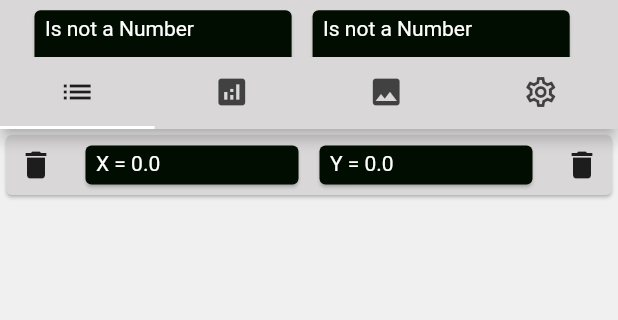
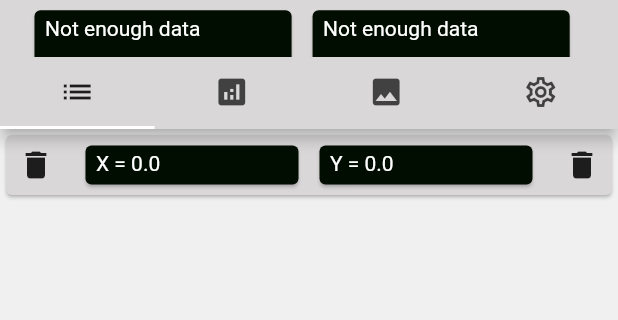
Before and after one commit to petroAntoshkin/least_squares_calculator, a Flutter app: the screen it shows after launch, after a tap on the "calculate" icon, on a phone screen of 412 x 824 dp, the part 27-347 px from its top. Run offline on Flutter 3.47's test engine with Material 2 defaults, Android fonts, the phone set to English and light mode, and no system bars; our stand-ins replace validators; missing offline and left inert: material_dialogs, wc_flutter_share.

Commit message:
add add_data_error popups

```diff
--- a/lib/elements/drop_down_list.dart
+++ b/lib/elements/drop_down_list.dart
@@ -58,14 +58,6 @@ class _DropDownListState extends State<DropDownList> {
     listItems.forEach((key, value) {
       items.add(DropdownMenuItem(
         child: value.widget,
-        // child: Text(
-        //   value,
-        //   style: TextStyle(
-        //     color: _themeData != null
-        //         ? _themeData.primaryTextTheme.bodyText1.color
-        //         : Colors.white54,
-        //   ),
-        // ),
         value: key,
       ));
     });
@@ -82,6 +74,7 @@ class _DropDownListState extends State<DropDownList> {
         child: DropdownButton(
             //underline: SizedBox(child: Container(color: Colors.red,),),
             dropdownColor: _themeData.primaryColor,
+            iconEnabledColor: _themeData.primaryTextTheme.bodyText1.color,
             value: _selectedItem,
             items: buildDropDownMenuItems(_dropdownItems),
             onChanged: (value) {
--- a/lib/mixins/calculate_mixin.dart
+++ b/lib/mixins/calculate_mixin.dart
@@ -79,8 +79,8 @@ mixin CalculateMixin {
     return _res;
   }
 
-  bool addMoreValues(String xText, String yText) {
-    bool _err = true;
+  int addMoreValues(String xText, String yText) {
+    int _err = 0;
     String _x = _replaceLoop(xText.isNotEmpty ? xText : '0'),
         _y = _replaceLoop(yText.isNotEmpty ? yText : '0');
 
@@ -91,21 +91,22 @@ mixin CalculateMixin {
     if (isFloat(_x) && isFloat(_y)) {
       double _xCandidate = double.parse(_x);
       double _yCandidate = double.parse(_y);
-      if (!_checkForDuplicate(_xCandidate, _yCandidate)) {
+      _err = _checkForDuplicate(_xCandidate, _yCandidate);
+      if (_err == 0) {
         _allValues['x'].add(_xCandidate);
         _allValues['y'].add(_yCandidate);
         _countAB();
-        _err = false;
       }
       // notifyListeners();
     }
     return _err;
   }
 
-  bool _checkForDuplicate(double _x, double _y) {
-    bool _res = false;
+  int _checkForDuplicate(double _x, double _y) {
+    int _res = 0;
     for (int i = 0; i < _allValues['x'].length; i++) {
-      if (_x == _allValues['x'][i] && _y == _allValues['y'][i]) _res = true;
+      if (_x == _allValues['x'][i]) _res = 1;
+      if (_x == _allValues['x'][i] && _y == _allValues['y'][i]) _res = 2;
     }
     return _res;
   }
--- a/lib/mocks/my_translations.dart
+++ b/lib/mocks/my_translations.dart
@@ -17,7 +17,7 @@ class MyTranslations{
     ///en
     en.putIfAbsent('title', () => 'Least Squares Calculator');
     en.putIfAbsent('calculateButtonName', () => 'Add &\nCalculate');
-    en.putIfAbsent('nanMessage', () => 'Is not a Number');
+    en.putIfAbsent('nanMessage', () => 'Not enough data');
     en.putIfAbsent('nanData', () => 'No data');
     en.putIfAbsent('settings', () => 'Settings');
     en.putIfAbsent('default_settings', () => 'Default settings');
@@ -33,10 +33,12 @@ class MyTranslations{
     en.putIfAbsent('copy_image_path', () => 'Copy Image path');
     en.putIfAbsent('customization', () => 'Customization');
     en.putIfAbsent('axis_description', () => 'Axis description');
+    en.putIfAbsent('equal_data_error_1', () => 'Only one value of Y must correspond to one value of X.');
+    en.putIfAbsent('equal_data_error_2', () => 'Such data already exist');
     ///zh
     zh.putIfAbsent('title', () => '最小二乘');
     zh.putIfAbsent('calculateButtonName', () => '加和計算');
-    zh.putIfAbsent('nanMessage', () => '不是數字');
+    zh.putIfAbsent('nanMessage', () => '资料不足');
     zh.putIfAbsent('nanData', () => '沒有數據');
     zh.putIfAbsent('settings', () => '設定值');
     zh.putIfAbsent('default_settings', () => '默认设置');
@@ -52,10 +54,12 @@ class MyTranslations{
     zh.putIfAbsent('copy_image_path', () => '复制影像');
     zh.putIfAbsent('customization', () => '客制化');
     zh.putIfAbsent('axis_description', () => '轴说明');
+    zh.putIfAbsent('equal_data_error_1', () => 'Y的两个或多个值不可能对应于X的一个值。');
+    zh.putIfAbsent('equal_data_error_2', () => '这样的数据已经存在');
     ///hi
     hi.putIfAbsent('title', () => 'कम से कम दो गुना');
     hi.putIfAbsent('calculateButtonName', () => 'जोड़ें और गणना करें');
-    hi.putIfAbsent('nanMessage', () => 'एक संख्या नहीं है');
+    hi.putIfAbsent('nanMessage', () => 'पर्याप्त डेटा नहीं');
     hi.putIfAbsent('nanData', () => 'कोई आकड़ा उपलब्ध नहीं है');
     hi.putIfAbsent('settings', () => 'समायोजन');
     hi.putIfAbsent('default_settings', () => 'न्यूनता समायोजन');
@@ -71,10 +75,12 @@ class MyTranslations{
     hi.putIfAbsent('copy_image_path', () => 'छवि पथ की प्रतिलिपि बनाएँ');
     hi.putIfAbsent('customization', () => 'अनुकूलन');
     hi.putIfAbsent('axis_description', () => 'एक्सिस विवरण');
+    hi.putIfAbsent('equal_data_error_1', () => 'X के एक मान से Y के दो या अधिक मान संभव नहीं हैं।');
+    hi.putIfAbsent('equal_data_error_2', () => 'ऐसा डेटा पहले से मौजूद है');
     ///es
     es.putIfAbsent('title', () => 'Mínimos cuadrados');
     es.putIfAbsent('calculateButtonName', () => 'Agregar & \ nCalculate');
-    es.putIfAbsent('nanMessage', () => 'No es un número');
+    es.putIfAbsent('nanMessage', () => 'No hay suficientes datos');
     es.putIfAbsent('nanData', () => 'Sin datos');
     es.putIfAbsent('settings', () => 'Configuración');
     es.putIfAbsent('default_settings', () => 'Configuraciones predeterminadas');
@@ -90,10 +96,12 @@ class MyTranslations{
     es.putIfAbsent('copy_image_path', () => 'Copiar ruta de imagen');
     es.putIfAbsent('customization', () => 'Personalización');
     es.putIfAbsent('axis_description', () => 'Descripción del eje');
+    es.putIfAbsent('equal_data_error_1', () => 'No es posible que dos o más valores de Y correspondan a un valor de X.');
+    es.putIfAbsent('equal_data_error_2', () => 'Tales datos ya existen');
     ///fr
     fr.putIfAbsent('title', () => 'Méthode des moindres carrés');
     fr.putIfAbsent('calculateButtonName', () => 'Ajouter & \ nCalculer');
-    fr.putIfAbsent('nanMessage', () => 'N\'est pas un nombre');
+    fr.putIfAbsent('nanMessage', () => 'Pas assez de données');
     fr.putIfAbsent('nanData', () => 'Aucune donnée');
     fr.putIfAbsent('settings', () => 'Paramètres');
     fr.putIfAbsent('default_settings', () => 'Paramètres par défaut');
@@ -109,10 +117,12 @@ class MyTranslations{
     fr.putIfAbsent('copy_image_path', () => 'Copier le chemin de l\'image');
     fr.putIfAbsent('customization', () => 'Personnalisation');
     fr.putIfAbsent('axis_description', () => 'Description de l\'axe');
+    fr.putIfAbsent('equal_data_error_1', () => 'Il est impossible que deux ou plusieurs valeurs de Y correspondent à une valeur de X.');
+    fr.putIfAbsent('equal_data_error_2', () => 'De telles données existent déjà');
     ///de
     de.putIfAbsent('title', () => 'Kleinsten Quadrate');
     de.putIfAbsent('calculateButtonName', () => 'Hinzufügen &\nBerechnen');
-    de.putIfAbsent('nanMessage', () => 'Ist keine Zahl');
+    de.putIfAbsent('nanMessage', () => 'Nicht genügend Daten');
     de.putIfAbsent('nanData', () => 'Keine Daten');
     de.putIfAbsent('settings', () => 'die Einstellungen');
     de.putIfAbsent('default_settings', () => 'Standardeinstellungen');
@@ -128,10 +138,12 @@ class MyTranslations{
     de.putIfAbsent('copy_image_path', () => 'Bildpfad kopieren');
     de.putIfAbsent('customization', () => 'Anpassung');
     de.putIfAbsent('axis_description', () => 'Achsenbeschreibung');
+    de.putIfAbsent('equal_data_error_1', () => 'Nicht möglich, dass zwei oder mehr Werte von Y einem Wert von X entsprechen.');
+    de.putIfAbsent('equal_data_error_2', () => 'Solche Daten existieren bereits');
     ///pt
     pt.putIfAbsent('title', () => 'Mínimos quadrados');
     pt.putIfAbsent('calculateButtonName', () => 'Adicionar e\ncalcular');
-    pt.putIfAbsent('nanMessage', () => 'Não é um número');
+    pt.putIfAbsent('nanMessage', () => 'Não há dados suficientes');
     pt.putIfAbsent('nanData', () => 'Sem dados');
     pt.putIfAbsent('settings', () => 'Configurações');
     pt.putIfAbsent('default_settings', () => 'Configurações padrão');
@@ -147,10 +159,12 @@ class MyTranslations{
     pt.putIfAbsent('copy_image_path', () => 'Copiar caminho da imagem');
     pt.putIfAbsent('customization', () => 'Costumização');
     pt.putIfAbsent('axis_description', () => 'Descrição do eixo');
+    pt.putIfAbsent('equal_data_error_1', () => 'Não é possível que dois ou mais valores de Y correspondam a um valor de X.');
+    pt.putIfAbsent('equal_data_error_2', () => 'Esses dados já existem');
     ///ua
     ua.putIfAbsent('title', () => 'Обчислення найменших квадратів');
     ua.putIfAbsent('calculateButtonName', () => 'Додати\nзначення');
-    ua.putIfAbsent('nanMessage', () => 'Результат не є числом');
+    ua.putIfAbsent('nanMessage', () => 'Недостатньо даних');
     ua.putIfAbsent('nanData', () => 'Відсутні дані');
     ua.putIfAbsent('settings', () => 'Налаштування');
     ua.putIfAbsent('default_settings', () => 'Налаштування за замовчуванням');
@@ -166,10 +180,12 @@ class MyTranslations{
     ua.putIfAbsent('copy_image_path', () => 'Скопіювати шлях зображення');
     ua.putIfAbsent('customization', () => 'Налаштування');
     ua.putIfAbsent('axis_description', () => 'Підпис вісі');
+    ua.putIfAbsent('equal_data_error_1', () => 'Неможливо, щоб два або більше значень Y відповідали одному значенню X.');
+    ua.putIfAbsent('equal_data_error_2', () => 'Такі дані вже існують');
     ///ru
     ru.putIfAbsent('title', () => 'Вычисление наименьших квадратов');
     ru.putIfAbsent('calculateButtonName', () => 'Добавить\nзначения');
-    ru.putIfAbsent('nanMessage', () => 'Is not a Number');
+    ru.putIfAbsent('nanMessage', () => 'Недостаточно данных');
     ru.putIfAbsent('nanData', () => 'Нет данных');
     ru.putIfAbsent('settings', () => 'Настройки');
     ru.putIfAbsent('default_settings', () => 'Настройки по умолчанию');
@@ -185,6 +201,8 @@ class MyTranslations{
     ru.putIfAbsent('copy_image_path', () => 'Копировать путь изображения');
     ru.putIfAbsent('customization', () => 'Настройка');
     ru.putIfAbsent('axis_description', () => 'Описание оси');
+    ru.putIfAbsent('equal_data_error_1', () => 'Нельзя, чтобы два или более значения Y соответствовали одному значению X.');
+    ru.putIfAbsent('equal_data_error_2', () => 'Уже есть такие данные');
 
     _allTexts.putIfAbsent('en', () => en);
     _allTexts.putIfAbsent('zh', () => zh);
@@ -208,5 +226,8 @@ class MyTranslations{
     });
     return _resultString;
   }
+  bool isLanguageAvailable(String lang){
+    return _allTexts[lang] != null;
+  }
 
 }
--- a/lib/providers/data_provider.dart
+++ b/lib/providers/data_provider.dart
@@ -2,6 +2,7 @@ import 'dart:io';
 
 import 'package:flutter/material.dart';
 import 'package:least_squares/mixins/calculate_mixin.dart';
+import 'package:least_squares/mocks/my_translations.dart';
 import 'package:least_squares/mocks/themes_mock.dart';
 import 'package:least_squares/models/axis_label_model.dart';
 import 'package:least_squares/models/image_pare.dart';
@@ -19,8 +20,7 @@ class DataProvider extends ChangeNotifier with CalculateMixin{
   ThemeData _themeData;
   int _themeID;
   List<ImagePair> _imagesList;
-
-
+  String _defaultLocale;
   // double _factorA, _factorB;
 
   final Map<String, AxisLabelModel> _labels = Map();
@@ -28,6 +28,7 @@ class DataProvider extends ChangeNotifier with CalculateMixin{
   SettingsModel _settingsModel;
 
   DataProvider(){
+    _defaultLocale = _getDeviceLocale(Platform.localeName);
     _resetSettings();
     _themeData = ThemesMock().themes[_themeID].data;
     _labels['x'] = AxisLabelModel(text: 'X');
@@ -35,6 +36,15 @@ class DataProvider extends ChangeNotifier with CalculateMixin{
     _imagesList = [];
     onlyDataClean();
     _readSettingsData();
+    //print('${Platform.localeName} def loacale is $_defaultLocale');
+  }
+
+  ///locale from device
+  String _getDeviceLocale(String so){
+    String first_let = so.substring(0, 2);
+    if(!MyTranslations().isLanguageAvailable(first_let))
+      first_let = 'en';
+    return first_let;
   }
 
   ///labels section
@@ -64,7 +74,7 @@ class DataProvider extends ChangeNotifier with CalculateMixin{
   ///       settings section
   void _resetSettings(){
     _themeID = 0;
-    _settingsModel = SettingsModel(language: 'en', themeId: _themeID, showGrid: true);
+    _settingsModel = SettingsModel(language: _defaultLocale, themeId: _themeID, showGrid: true);
     _setTheme(_themeID);
     notifyListeners();
   }
@@ -145,9 +155,9 @@ class DataProvider extends ChangeNotifier with CalculateMixin{
     notifyListeners();
   }
   @override
-  bool addMoreValues(String xText, String yText) {
-    bool _err = super.addMoreValues(xText, yText);
-    notifyListeners();
+  int addMoreValues(String xText, String yText) {
+    int _err = super.addMoreValues(xText, yText);
+    if(_err == 0) notifyListeners();
     return _err;
   }
 
--- a/lib/screens/calculation_page.dart
+++ b/lib/screens/calculation_page.dart
@@ -30,7 +30,8 @@ class _CalculationPageState extends State<CalculationPage> {
   @override
   void didChangeDependencies() {
     super.didChangeDependencies();
-    Provider.of<DataProvider>(context, listen: false).setContextFunction(_bottomNavFunction);
+    Provider.of<DataProvider>(context, listen: false)
+        .setContextFunction(_bottomNavFunction);
   }
 
   @override
@@ -86,11 +87,7 @@ class _CalculationPageState extends State<CalculationPage> {
                             ),
                           ),
                           onTap: () {
-                            Provider.of<DataProvider>(context, listen: false)
-                                .addMoreValues(
-                                    _controllerX.text, _controllerY.text);
-                            _clearControllers();
-                            _xFocusNode.requestFocus();
+                            _addValuesRequest();
                           },
                         ),
                       ),
@@ -140,11 +137,7 @@ class _CalculationPageState extends State<CalculationPage> {
                             ),
                           ),
                           onTap: () {
-                            Provider.of<DataProvider>(context, listen: false)
-                                .addMoreValues(
-                                    _controllerX.text, _controllerY.text);
-                            _clearControllers();
-                            _xFocusNode.requestFocus();
+                            _addValuesRequest();
                           },
                         ),
                       ),
@@ -157,6 +150,47 @@ class _CalculationPageState extends State<CalculationPage> {
         ),
       ]),
     );
+  }
+
+  void _addValuesRequest() {
+    int _error = Provider.of<DataProvider>(context, listen: false)
+        .addMoreValues(_controllerX.text, _controllerY.text);
+    if (_error == 0) {
+      _clearControllers();
+      _xFocusNode.requestFocus();
+    } else {
+      Dialogs.materialDialog(
+        customView: Padding(
+          padding: const EdgeInsets.all(12.0),
+          child: Column(
+            children: [
+              Icon(
+                Icons.error_outline,
+                color: Colors.redAccent,
+                size: 50.0,
+              ),
+              SizedBox(
+                height: 20.0,
+              ),
+              Text(
+                MyTranslations().getLocale(
+                    Provider.of<DataProvider>(_context, listen: false)
+                        .getLanguage(),
+                    'equal_data_error_$_error'),
+                textAlign: TextAlign.center,
+              ),
+            ],
+          ),
+        ),
+        context: _context,
+        actions: [
+          IconsOutlineButton(
+            onPressed: () => Navigator.pop(context),
+            text: 'ok',
+          ),
+        ],
+      );
+    }
   }
 
   void _clearControllers() {
@@ -190,7 +224,7 @@ class _CalculationPageState extends State<CalculationPage> {
   }
 
   void _bottomNavFunction() {
-    if(_dataLen > 0) {
+    if (_dataLen > 0) {
       Dialogs.bottomMaterialDialog(
         msg: MyTranslations().getLocale(
             Provider.of<DataProvider>(_context, listen: false).getLanguage(),
@@ -203,8 +237,7 @@ class _CalculationPageState extends State<CalculationPage> {
           IconsOutlineButton(
             onPressed: () => Navigator.pop(context),
             text: MyTranslations().getLocale(
-                Provider.of<DataProvider>(context, listen: false)
-                    .getLanguage(),
+                Provider.of<DataProvider>(context, listen: false).getLanguage(),
                 'cancel'),
             iconData: Icons.cancel_outlined,
             textStyle: TextStyle(color: Colors.grey),
@@ -212,13 +245,11 @@ class _CalculationPageState extends State<CalculationPage> {
           ),
           IconsButton(
             onPressed: () {
-              Provider.of<DataProvider>(context, listen: false)
-                  .clearAllData();
+              Provider.of<DataProvider>(context, listen: false).clearAllData();
               Navigator.pop(context);
             },
             text: MyTranslations().getLocale(
-                Provider.of<DataProvider>(context, listen: false)
-                    .getLanguage(),
+                Provider.of<DataProvider>(context, listen: false).getLanguage(),
                 'delete'),
             iconData: Icons.delete,
             color: Colors.red,
--- a/lib/screens/draw_page.dart
+++ b/lib/screens/draw_page.dart
@@ -102,7 +102,7 @@ class _DrawPageState extends State<DrawPage> {
                 child: SizedBox(
                   width: _maxSize * _sizeMultiplier,
                   height: _maxSize * _sizeMultiplier,
-                  child: _len != 0
+                  child: _len > 1
                       ? GestureDetector(
                           onScaleStart: _onScaleStart,
                           onScaleUpdate: _onScaleUpdate,
--- a/pubspec.yaml
+++ b/pubspec.yaml
@@ -15,7 +15,7 @@ publish_to: 'none' # Remove this line if you wish to publish to pub.dev
 # In iOS, build-name is used as CFBundleShortVersionString while build-number used as CFBundleVersion.
 # Read more about iOS versioning at
 # https://developer.apple.com/library/archive/documentation/General/Reference/InfoPlistKeyReference/Articles/CoreFoundationKeys.html
-version: 3.0.4+4
+version: 3.0.5+5
 
 environment:
   sdk: ">=2.7.0 <3.0.0"
```
